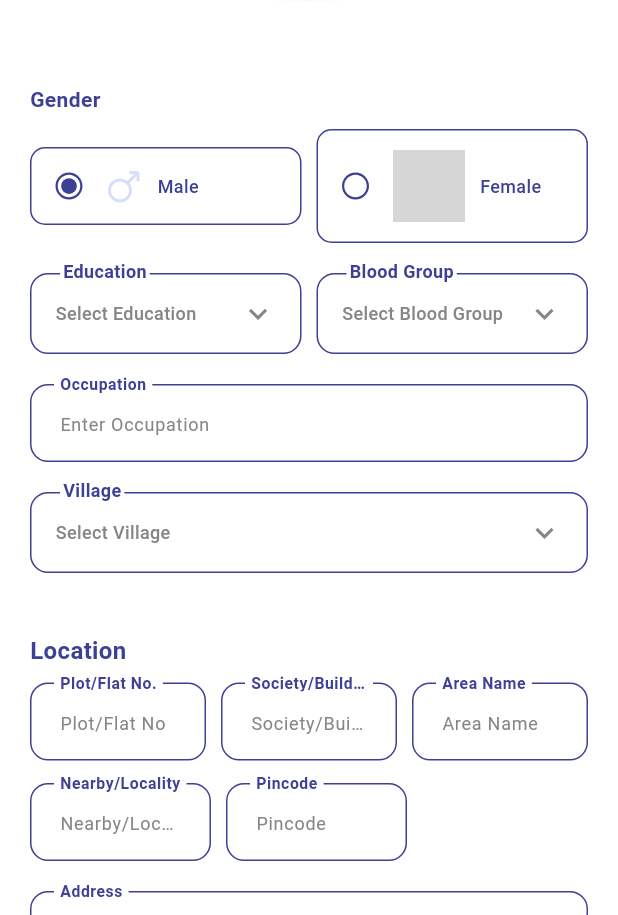
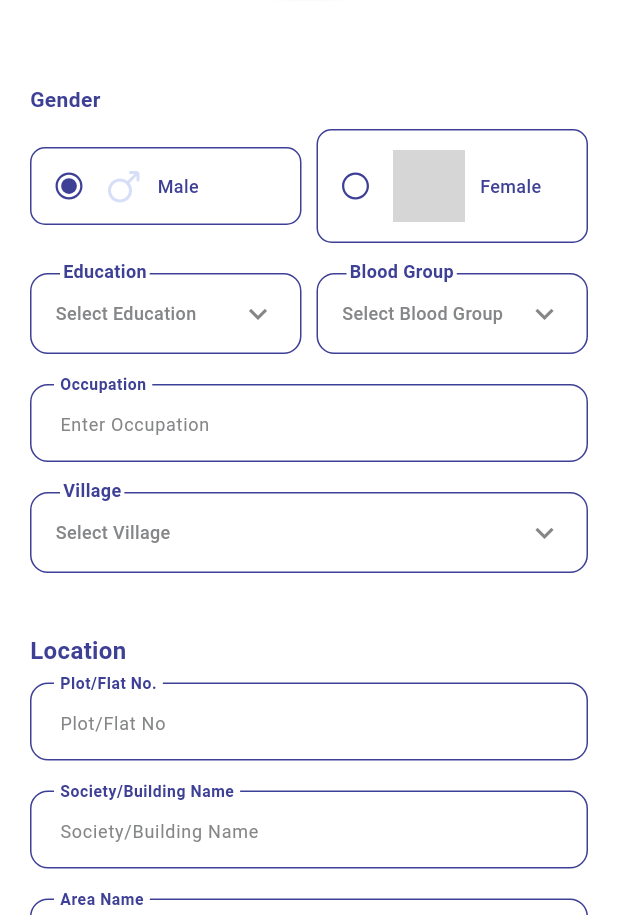
Before and after one commit to kumbhanikrish/SVT-PPM, a Flutter app: the SignupScreen screen opened by its route, scrolled down 576 dp, on a phone screen of 412 x 824 dp, the part 321-1236 px from its top. Run offline on Flutter 3.47's test engine with Material 3 defaults, Android fonts, the phone set to English and light mode, and no system bars; our stand-ins replace animated_custom_dropdown, bloc, cached_network_image, dio, firebase_core, firebase_messaging and 16 more; missing offline and left inert: animated_snack_bar, mobile_scanner; accounts and stored records are empty; network calls fail; Roboto replaces fonts that are missing (DM Sans); grey boxes are pictures that could not be loaded.

Commit message:
bug fixes

```diff
--- a/lib/main.dart
+++ b/lib/main.dart
@@ -199,4 +199,5 @@ dynamic providers = [
   BlocProvider(create: (context) => DataEntryCubit()),
   BlocProvider(create: (context) => RoleSchemesRegistrationCubit()),
   BlocProvider(create: (context) => StatusRadioCubit()),
+  BlocProvider(create: (context) => PanCardImageCubit()),
 ];
--- a/lib/module/auth/model/login_model.dart
+++ b/lib/module/auth/model/login_model.dart
@@ -38,6 +38,7 @@ class LoginModel {
   final String memberFamilyCard;
   final String standard;
   final int familyHeadId;
+  final String pancardImage;
   final List<Role> roles;
 
   LoginModel({
@@ -81,6 +82,7 @@ class LoginModel {
     required this.education,
     required this.degree,
     required this.bloodGroup,
+    required this.pancardImage,
   });
 
   factory LoginModel.fromJson(Map<String, dynamic> json) => LoginModel(
@@ -123,6 +125,7 @@ class LoginModel {
     education: json["education"] ?? '',
     degree: json["degree"] ?? '',
     bloodGroup: json["blood_group"] ?? '',
+    pancardImage: json["pancard_image"] ?? '',
     roles:
         json["roles"] == null
             ? []
@@ -167,6 +170,7 @@ class LoginModel {
     "education": education,
     "degree": degree,
     "blood_group": bloodGroup,
+    "pancard_image": pancardImage,
     "roles": List<dynamic>.from(roles.map((x) => x.toJson())),
   };
 
--- a/lib/module/auth/view/signup_screen.dart
+++ b/lib/module/auth/view/signup_screen.dart
@@ -63,6 +63,7 @@ class _SignupScreenState extends State<SignupScreen> {
     context.read<ProfileImageCubit>().removeImage();
     context.read<FrontImageCubit>().removeImage();
     context.read<BackImageCubit>().removeImage();
+    context.read<PanCardImageCubit>().removeImage();
     context.read<VillageCubit>().fetchVillage(context);
   }
 
@@ -73,6 +74,7 @@ class _SignupScreenState extends State<SignupScreen> {
     BackImageCubit backImageCubit = context.watch<BackImageCubit>();
     ProfileImageCubit profileImageCubit = context.watch<ProfileImageCubit>();
     ImageUploadCubit imageUploadCubit = context.watch<ImageUploadCubit>();
+    PanCardImageCubit panCardImageCubit = context.watch<PanCardImageCubit>();
     AuthCubit authCubit = context.read<AuthCubit>();
     VillageCubit villageCubit = context.read<VillageCubit>();
 
@@ -218,7 +220,8 @@ class _SignupScreenState extends State<SignupScreen> {
                               setState(() {
                                 isSameAsMobile = val ?? false;
                                 if (isSameAsMobile) {
-                                  whatsappController.text = mobileController.text;
+                                  whatsappController.text =
+                                      mobileController.text;
                                 }
                               });
                             },
@@ -374,8 +377,11 @@ class _SignupScreenState extends State<SignupScreen> {
                           hintText: 'Select Village',
                           items: villageList,
                           text: villageName,
-                          initialItem: villageList.any((e) => e.name == villageName)
-                              ? villageList.firstWhere((e) => e.name == villageName)
+                          initialItem:
+                              villageList.any((e) => e.name == villageName)
+                                  ? villageList.firstWhere(
+                                    (e) => e.name == villageName,
+                                  )
                                   : null,
                           onChanged: (val) {
                             if (val != null) {
@@ -428,72 +434,53 @@ class _SignupScreenState extends State<SignupScreen> {
                       color: AppColor.themePrimaryColor,
                     ),
                     const Gap(10),
-                    Row(
-                      children: [
-                        Expanded(
-                          child: CustomTextField(
+                    CustomTextField(
                       labelText: 'Plot/Flat No.',
                       hintText: 'Plot/Flat No',
                       controller: plotNoController,
                       textCapitalization: TextCapitalization.characters,
                       maxLength: 20,
                     ),
-                        ),
-                        const Gap(10),
-                        Expanded(
-                          child: CustomTextField(
+                    const Gap(20),
+                    CustomTextField(
                       labelText: 'Society/Building Name',
                       hintText: 'Society/Building Name',
                       controller: societyNameController,
                       textCapitalization: TextCapitalization.characters,
                       maxLength: 20,
                     ),
-                        ),
-                        const Gap(10),
-                        Expanded(
-                          child: CustomTextField(
+                    const Gap(20),
+                    CustomTextField(
                       labelText: 'Area Name',
                       hintText: 'Area Name',
                       controller: areaNameController,
                       textCapitalization: TextCapitalization.characters,
                       maxLength: 20,
                     ),
-                        ),
-                      ],
-                    ),
-                    const Gap(15),
-                    Row(
-                      children: [
-                        Expanded(
-                          child: CustomTextField(
+                    const Gap(20),
+                    CustomTextField(
                       labelText: 'Nearby/Locality',
                       hintText: 'Nearby/Locality',
                       controller: landmarkController,
                       textCapitalization: TextCapitalization.characters,
                       maxLength: 20,
                     ),
-                        ),
-                        const Gap(10),
-                        Expanded(
-                          child: CustomTextField(
+                    const Gap(20),
+                    CustomTextField(
                       labelText: 'Pincode',
                       hintText: 'Pincode',
                       controller: pincodeController,
                       keyboardType: TextInputType.number,
                       maxLength: 6,
                     ),
-                        ),
-                        const Expanded(child: SizedBox()),
-                      ],
-                    ),
-                    const Gap(20),
-                    CustomTextField(
-                      labelText: 'Address',
-                      hintText: 'Enter Address',
-                      controller: addressController,
-                      line: 3,
-                      textCapitalization: TextCapitalization.characters,
-                    ),
+                    // const Gap(20),
+                    // CustomTextField(
+                    //   labelText: 'Address',
+                    //   hintText: 'Enter Address',
+                    //   controller: addressController,
+                    //   line: 3,
+                    //   textCapitalization: TextCapitalization.characters,
+                    // ),
                     const Gap(20),
                     if (old) ...[
                       _buildImageUpload(
@@ -511,6 +498,11 @@ class _SignupScreenState extends State<SignupScreen> {
                         title: 'ID Proof (Back)',
                       ),
                     ],
+                    const Gap(15),
+                    _buildImageUpload(
+                      cubit: panCardImageCubit,
+                      title: 'Pan Card Image',
+                    ),
                     const Gap(30),
                     CustomButton(
                       text: 'Submit',
@@ -552,6 +544,7 @@ class _SignupScreenState extends State<SignupScreen> {
                                   ? otherDegreeController.text.trim()
                                   : degreeValue,
                           occupation: occupationController.text.trim(),
+                          pancardImage: panCardImageCubit.state?.path ?? '',
                         );
                       },
                     ),
--- a/lib/module/profile/view/widget/custom_profile_widget.dart
+++ b/lib/module/profile/view/widget/custom_profile_widget.dart
@@ -34,6 +34,7 @@ mobileVerification(
   String? degree,
   String? bloodGroup,
   required String photo,
+  String? pancardImage,
 }) async {
   log('numbernumber ::$number');
   authCubit.sendOtp(context, number: number, login: false);
@@ -68,6 +69,7 @@ mobileVerification(
         degree: degree,
         bloodGroup: bloodGroup,
         photo: photo,
+        pancardImage: pancardImage,
       );
     },
   );
--- a/pubspec.yaml
+++ b/pubspec.yaml
@@ -16,7 +16,7 @@ publish_to: "none" # Remove this line if you wish to publish to pub.dev
 # https://developer.apple.com/library/archive/documentation/General/Reference/InfoPlistKeyReference/Articles/CoreFoundationKeys.html
 # In Windows, build-name is used as the major, minor, and patch parts
 # of the product and file versions while build-number is used as the build suffix.
-version: 1.0.9+10
+version: 1.0.10+11
 
 environment:
   sdk: ^3.7.2
```
Also changed, not shown: lib/module/app_features/view/comity/comity_section.dart (+33 -5 lines), lib/module/app_features/view/comity/comity_see_all_screen.dart (+6 -2 lines), lib/module/auth/cubit/auth_cubit.dart (+60 -0 lines), lib/module/profile/cubit/profile_cubit.dart (+13 -0 lines), lib/module/profile/view/edit_profile_screen.dart (+104 -14 lines), lib/module/profile/view/show_proof_screen.dart (+13 -12 lines), 2 other files. Lines whose indentation alone changed are shown as unchanged.
